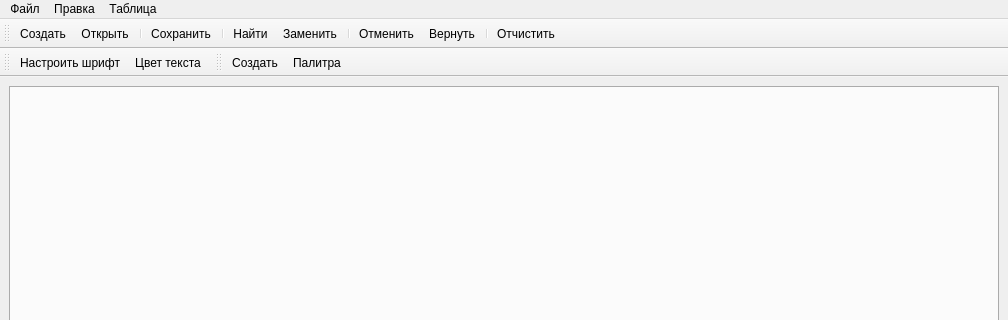
First picture: the form in text_editor/mainwindow.ui, repository Rouva-Huu/text_editor, before the edit; both pictures show x 0 to 1008 and y 0 to 320 of the 1008 by 719 pixel window.
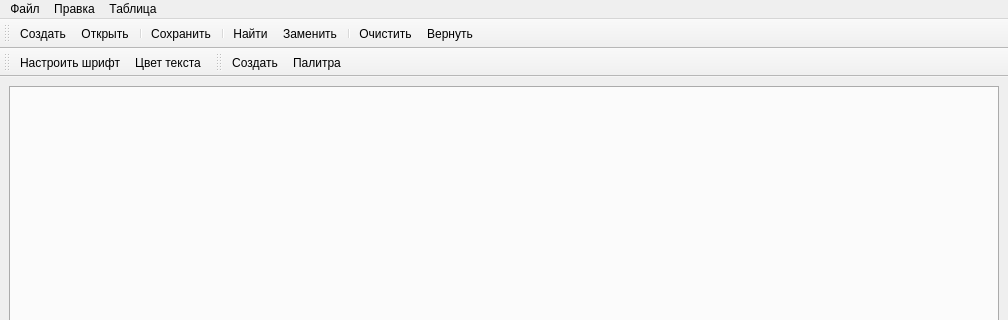
Second picture: the form after the edit. Icons and pictures are not drawn.

Diff of the .ui file:
```diff
--- a/text_editor/mainwindow.ui
+++ b/text_editor/mainwindow.ui
@@ -87,10 +87,8 @@
    <addaction name="action_12"/>
    <addaction name="action_13"/>
    <addaction name="separator"/>
-   <addaction name="action_6"/>
-   <addaction name="action_7"/>
-   <addaction name="separator"/>
    <addaction name="action_15"/>
+   <addaction name="action_7"/>
   </widget>
   <widget class="QToolBar" name="toolBar_2">
    <property name="windowTitle">
@@ -214,7 +212,7 @@
      <normaloff>:/img/img/remove.png</normaloff>:/img/img/remove.png</iconset>
    </property>
    <property name="text">
-    <string>Отчистить</string>
+    <string>Очистить</string>
    </property>
   </action>
   <action name="action_16">
```
Left out of the diff: 10 changed lines with no effect on the pictures.
